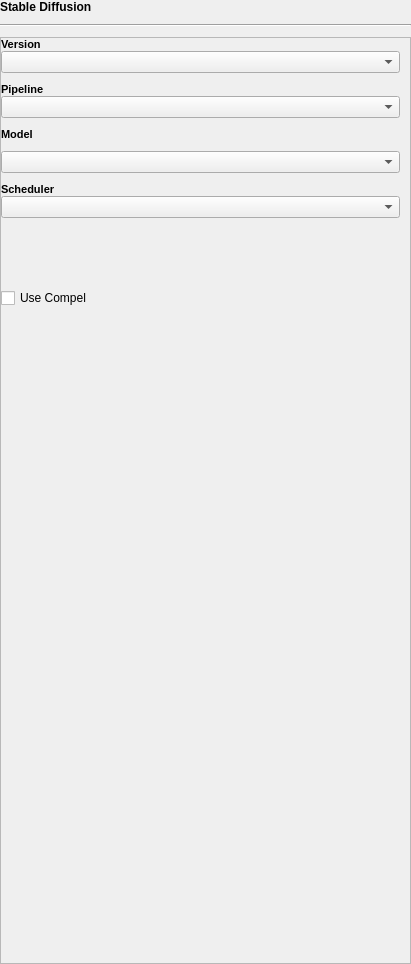
Before: the Qt Designer form src/airunner/gui/widgets/stablediffusion/templates/stable_diffusion_settings.ui in Capsize-Games/airunner, drawn with Qt 5.
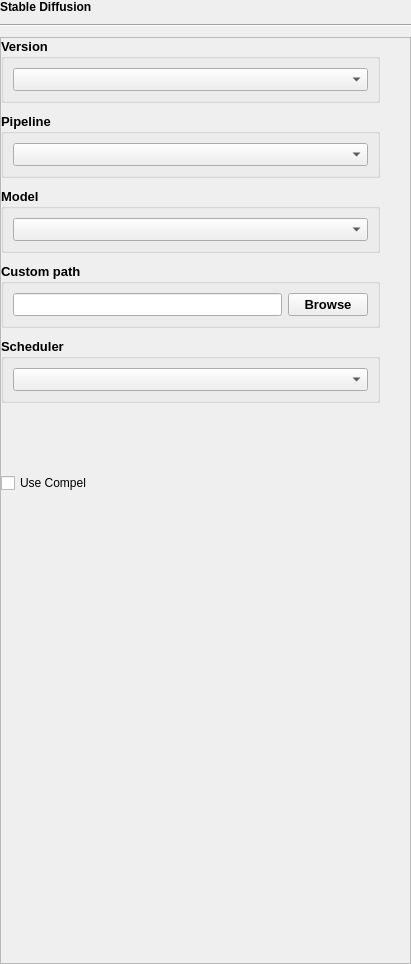
After: the same form once the commit is applied. Custom widgets are drawn as their Qt base class.

Commit message: allow diffusion models to be loaded from any directory

Patch:
```diff
--- a/src/airunner/gui/widgets/stablediffusion/templates/stable_diffusion_settings.ui
+++ b/src/airunner/gui/widgets/stablediffusion/templates/stable_diffusion_settings.ui
@@ -71,115 +71,101 @@
        <property name="verticalSpacing">
         <number>10</number>
        </property>
-       <item row="6" column="0" colspan="2">
-        <layout class="QVBoxLayout" name="verticalLayout_3">
-         <property name="spacing">
-          <number>10</number>
-         </property>
-         <item>
-          <widget class="SliderWidget" name="scale_widget" native="true">
+       <item row="9" column="0" colspan="2">
+        <widget class="QCheckBox" name="use_compel">
            <property name="sizePolicy">
             <sizepolicy hsizetype="Preferred" vsizetype="Preferred">
              <horstretch>0</horstretch>
              <verstretch>0</verstretch>
             </sizepolicy>
            </property>
-           <property name="minimumSize">
+         <property name="text">
+          <string>Use Compel</string>
+         </property>
+        </widget>
+       </item>
+       <item row="10" column="1">
+        <spacer name="verticalSpacer">
+         <property name="orientation">
+          <enum>Qt::Orientation::Vertical</enum>
+         </property>
+         <property name="sizeHint" stdset="0">
             <size>
-             <width>0</width>
-             <height>0</height>
-            </size>
-           </property>
-           <property name="label_text" stdset="0">
-            <string>Guidance Scale</string>
-           </property>
-           <property name="current_value" stdset="0">
-            <number>0</number>
-           </property>
-           <property name="slider_maximum" stdset="0">
-            <number>10000</number>
-           </property>
-           <property name="spinbox_maximum" stdset="0">
-            <double>100.000000000000000</double>
-           </property>
-           <property name="display_as_float" stdset="0">
-            <bool>true</bool>
-           </property>
-           <property name="spinbox_single_step" stdset="0">
-            <double>0.010000000000000</double>
-           </property>
-           <property name="spinbox_page_step" stdset="0">
-            <double>0.010000000000000</double>
-           </property>
-           <property name="settings_property" stdset="0">
-            <string notr="true">generator_settings.scale</string>
-           </property>
-          </widget>
-         </item>
-         <item>
-          <widget class="SliderWidget" name="steps_widget" native="true">
+           <width>20</width>
+           <height>394</height>
+          </size>
+         </property>
+        </spacer>
+       </item>
+       <item row="3" column="0">
+        <widget class="QGroupBox" name="groupBox">
+         <property name="font">
+          <font>
+           <pointsize>10</pointsize>
+           <bold>true</bold>
+          </font>
+         </property>
+         <property name="title">
+          <string>Custom path</string>
+         </property>
+         <layout class="QGridLayout" name="gridLayout_7">
+          <item row="0" column="0">
+           <widget class="QLineEdit" name="custom_model"/>
+          </item>
+          <item row="0" column="1">
+           <widget class="QPushButton" name="browse_button">
+            <property name="maximumSize">
+             <size>
+              <width>80</width>
+              <height>16777215</height>
+             </size>
+            </property>
+            <property name="text">
+             <string>Browse</string>
+            </property>
+           </widget>
+          </item>
+         </layout>
+        </widget>
+       </item>
+       <item row="1" column="0">
+        <widget class="QGroupBox" name="groupBox_3">
+         <property name="font">
+          <font>
+           <pointsize>10</pointsize>
+           <bold>true</bold>
+          </font>
+         </property>
+         <property name="title">
+          <string>Pipeline</string>
+         </property>
+         <layout class="QGridLayout" name="gridLayout_6">
+          <item row="0" column="0">
+           <widget class="QComboBox" name="pipeline">
            <property name="sizePolicy">
             <sizepolicy hsizetype="Preferred" vsizetype="Preferred">
              <horstretch>0</horstretch>
              <verstretch>0</verstretch>
             </sizepolicy>
            </property>
-           <property name="minimumSize">
-            <size>
-             <width>0</width>
-             <height>0</height>
-            </size>
-           </property>
-           <property name="label_text" stdset="0">
-            <string>Steps</string>
-           </property>
-           <property name="current_value" stdset="0">
-            <number>0</number>
-           </property>
-           <property name="slider_maximum" stdset="0">
-            <number>200</number>
-           </property>
-           <property name="spinbox_maximum" stdset="0">
-            <double>200.000000000000000</double>
-           </property>
-           <property name="display_as_float" stdset="0">
-            <bool>false</bool>
-           </property>
-           <property name="spinbox_single_step" stdset="0">
-            <number>1</number>
-           </property>
-           <property name="spinbox_page_step" stdset="0">
-            <number>1</number>
-           </property>
-           <property name="spinbox_minimum" stdset="0">
-            <number>1</number>
-           </property>
-           <property name="slider_minimum" stdset="0">
-            <number>1</number>
-           </property>
-           <property name="settings_property" stdset="0">
-            <string notr="true">generator_settings.steps</string>
-           </property>
           </widget>
          </item>
         </layout>
+        </widget>
        </item>
-       <item row="3" column="0" colspan="2">
-        <layout class="QVBoxLayout" name="verticalLayout_2">
-         <item>
-          <widget class="QLabel" name="label_4">
+       <item row="4" column="0">
+        <widget class="QGroupBox" name="groupBox_5">
            <property name="font">
             <font>
-             <pointsize>8</pointsize>
+           <pointsize>10</pointsize>
              <bold>true</bold>
             </font>
            </property>
-           <property name="text">
+         <property name="title">
             <string>Scheduler</string>
            </property>
-          </widget>
-         </item>
-         <item>
+         <layout class="QGridLayout" name="gridLayout_3">
+          <item row="0" column="0">
           <widget class="QComboBox" name="scheduler">
            <property name="sizePolicy">
             <sizepolicy hsizetype="Preferred" vsizetype="Preferred">
@@ -193,8 +179,77 @@
           </widget>
          </item>
         </layout>
+        </widget>
        </item>
        <item row="5" column="0" colspan="2">
+        <widget class="SeedWidget" name="seed_widget" native="true">
+         <property name="sizePolicy">
+          <sizepolicy hsizetype="Preferred" vsizetype="Preferred">
+           <horstretch>0</horstretch>
+           <verstretch>0</verstretch>
+          </sizepolicy>
+         </property>
+         <property name="minimumSize">
+          <size>
+           <width>0</width>
+           <height>0</height>
+          </size>
+         </property>
+         <property name="generator_section" stdset="0">
+          <string/>
+         </property>
+         <property name="generator_name" stdset="0">
+          <string/>
+         </property>
+         <property name="property_name" stdset="0">
+          <string>generator_settings.random_seed</string>
+         </property>
+        </widget>
+       </item>
+       <item row="2" column="0">
+        <widget class="QGroupBox" name="groupBox_2">
+         <property name="font">
+          <font>
+           <pointsize>10</pointsize>
+           <bold>true</bold>
+          </font>
+         </property>
+         <property name="title">
+          <string>Model</string>
+         </property>
+         <layout class="QGridLayout" name="gridLayout_4">
+          <item row="0" column="0">
+           <widget class="QComboBox" name="model">
+            <property name="sizePolicy">
+             <sizepolicy hsizetype="Preferred" vsizetype="Preferred">
+              <horstretch>0</horstretch>
+              <verstretch>0</verstretch>
+             </sizepolicy>
+            </property>
+           </widget>
+          </item>
+         </layout>
+        </widget>
+       </item>
+       <item row="0" column="0">
+        <widget class="QGroupBox" name="groupBox_4">
+         <property name="font">
+          <font>
+           <pointsize>10</pointsize>
+           <bold>true</bold>
+          </font>
+         </property>
+         <property name="title">
+          <string>Version</string>
+         </property>
+         <layout class="QGridLayout" name="gridLayout_5">
+          <item row="0" column="0">
+           <widget class="QComboBox" name="version"/>
+          </item>
+         </layout>
+        </widget>
+       </item>
+       <item row="6" column="0" colspan="2">
         <layout class="QVBoxLayout" name="verticalLayout">
          <property name="spacing">
           <number>10</number>
@@ -293,7 +348,7 @@
          </item>
         </layout>
        </item>
-       <item row="7" column="0" colspan="2">
+       <item row="8" column="0" colspan="2">
         <widget class="SliderWidget" name="clip_skip_slider_widget" native="true">
          <property name="sizePolicy">
           <sizepolicy hsizetype="Preferred" vsizetype="Preferred">
@@ -339,71 +394,53 @@
          </property>
         </widget>
        </item>
-       <item row="0" column="0" colspan="2">
-        <layout class="QVBoxLayout" name="verticalLayout_7">
-         <item>
-          <widget class="QLabel" name="label_6">
-           <property name="font">
-            <font>
-             <pointsize>8</pointsize>
-             <bold>true</bold>
-            </font>
-           </property>
-           <property name="text">
-            <string>Version</string>
-           </property>
-          </widget>
-         </item>
-         <item>
-          <widget class="QComboBox" name="version"/>
-         </item>
-        </layout>
-       </item>
-       <item row="2" column="0" colspan="2">
-        <layout class="QVBoxLayout" name="model_layout">
+       <item row="7" column="0" colspan="2">
+        <layout class="QVBoxLayout" name="verticalLayout_3">
          <property name="spacing">
           <number>10</number>
          </property>
          <item>
-          <widget class="QLabel" name="label_3">
-           <property name="font">
-            <font>
-             <pointsize>8</pointsize>
-             <bold>true</bold>
-            </font>
-           </property>
-           <property name="text">
-            <string>Model</string>
-           </property>
-          </widget>
-         </item>
-         <item>
-          <widget class="QComboBox" name="model">
+          <widget class="SliderWidget" name="scale_widget" native="true">
            <property name="sizePolicy">
             <sizepolicy hsizetype="Preferred" vsizetype="Preferred">
              <horstretch>0</horstretch>
              <verstretch>0</verstretch>
             </sizepolicy>
            </property>
-          </widget>
-         </item>
-        </layout>
-       </item>
-       <item row="8" column="0" colspan="2">
-        <widget class="QCheckBox" name="use_compel">
-         <property name="sizePolicy">
-          <sizepolicy hsizetype="Preferred" vsizetype="Preferred">
-           <horstretch>0</horstretch>
-           <verstretch>0</verstretch>
-          </sizepolicy>
-         </property>
-         <property name="text">
-          <string>Use Compel</string>
-         </property>
-        </widget>
-       </item>
-       <item row="4" column="0" colspan="2">
-        <widget class="SeedWidget" name="seed_widget" native="true">
+           <property name="minimumSize">
+            <size>
+             <width>0</width>
+             <height>0</height>
+            </size>
+           </property>
+           <property name="label_text" stdset="0">
+            <string>Guidance Scale</string>
+           </property>
+           <property name="current_value" stdset="0">
+            <number>0</number>
+           </property>
+           <property name="slider_maximum" stdset="0">
+            <number>10000</number>
+           </property>
+           <property name="spinbox_maximum" stdset="0">
+            <double>100.000000000000000</double>
+           </property>
+           <property name="display_as_float" stdset="0">
+            <bool>true</bool>
+           </property>
+           <property name="spinbox_single_step" stdset="0">
+            <double>0.010000000000000</double>
+           </property>
+           <property name="spinbox_page_step" stdset="0">
+            <double>0.010000000000000</double>
+           </property>
+           <property name="settings_property" stdset="0">
+            <string notr="true">generator_settings.scale</string>
+           </property>
+          </widget>
+         </item>
+         <item>
+          <widget class="SliderWidget" name="steps_widget" native="true">
          <property name="sizePolicy">
           <sizepolicy hsizetype="Preferred" vsizetype="Preferred">
            <horstretch>0</horstretch>
@@ -416,57 +453,40 @@
            <height>0</height>
           </size>
          </property>
-         <property name="generator_section" stdset="0">
-          <string/>
-         </property>
-         <property name="generator_name" stdset="0">
-          <string/>
-         </property>
-         <property name="property_name" stdset="0">
-          <string>generator_settings.random_seed</string>
-         </property>
-        </widget>
-       </item>
-       <item row="1" column="0" colspan="2">
-        <layout class="QVBoxLayout" name="verticalLayout_4">
-         <item>
-          <widget class="QLabel" name="label_5">
-           <property name="font">
-            <font>
-             <pointsize>8</pointsize>
-             <bold>true</bold>
-            </font>
+           <property name="label_text" stdset="0">
+            <string>Steps</string>
+           </property>
+           <property name="current_value" stdset="0">
+            <number>0</number>
+           </property>
+           <property name="slider_maximum" stdset="0">
+            <number>200</number>
+           </property>
+           <property name="spinbox_maximum" stdset="0">
+            <double>200.000000000000000</double>
            </property>
-           <property name="text">
-            <string>Pipeline</string>
+           <property name="display_as_float" stdset="0">
+            <bool>false</bool>
            </property>
-          </widget>
-         </item>
-         <item>
-          <widget class="QComboBox" name="pipeline">
-           <property name="sizePolicy">
-            <sizepolicy hsizetype="Preferred" vsizetype="Preferred">
-             <horstretch>0</horstretch>
-             <verstretch>0</verstretch>
-            </sizepolicy>
+           <property name="spinbox_single_step" stdset="0">
+            <number>1</number>
            </property>
+           <property name="spinbox_page_step" stdset="0">
+            <number>1</number>
+           </property>
+           <property name="spinbox_minimum" stdset="0">
+            <number>1</number>
+           </property>
+           <property name="slider_minimum" stdset="0">
+            <number>1</number>
+           </property>
+           <property name="settings_property" stdset="0">
+            <string notr="true">generator_settings.steps</string>
+           </property>
           </widget>
          </item>
         </layout>
        </item>
-       <item row="9" column="1">
-        <spacer name="verticalSpacer">
-         <property name="orientation">
-          <enum>Qt::Orientation::Vertical</enum>
-         </property>
-         <property name="sizeHint" stdset="0">
-          <size>
-           <width>20</width>
-           <height>394</height>
-          </size>
-         </property>
-        </spacer>
-       </item>
       </layout>
      </widget>
     </widget>
```
Left out of the diff: 52 changed lines with no effect on the pictures. Lines whose indentation alone changed are shown as unchanged. The commit also changes 7 other files.
